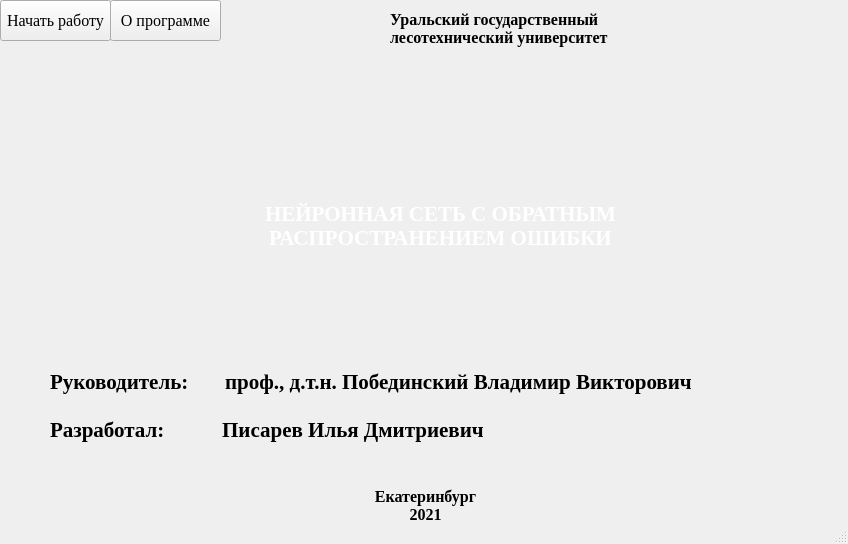
Old version of the form uixml/startWindow.ui in the repository ILTZ/NNGUI.
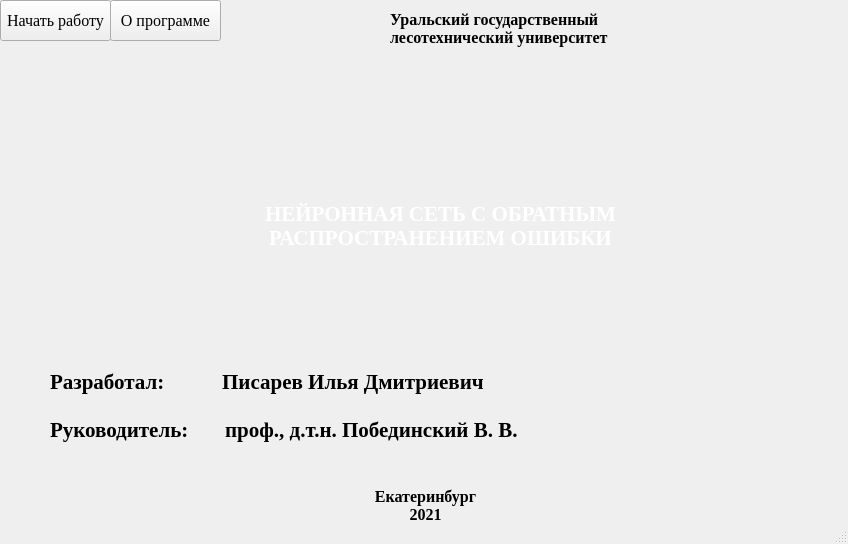
New version of the form. Icons and pictures are not drawn.

Patch:
```diff
--- a/uixml/startWindow.ui
+++ b/uixml/startWindow.ui
@@ -178,9 +178,9 @@
      <enum>QFrame::NoFrame</enum>
     </property>
     <property name="text">
-     <string>Руководитель:       проф., д.т.н. Побединский Владимир Викторович
+     <string>Разработал:           Писарев Илья Дмитриевич
 
-Разработал:           Писарев Илья Дмитриевич</string>
+Руководитель:       проф., д.т.н. Побединский В. В.</string>
     </property>
     <property name="alignment">
      <set>Qt::AlignLeading|Qt::AlignLeft|Qt::AlignTop</set>
```
